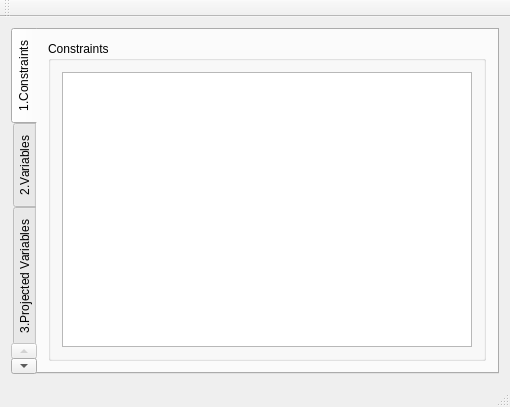
First picture: the form in proj2d_ng.ui, repository msis/proj2D_ng, before the edit.
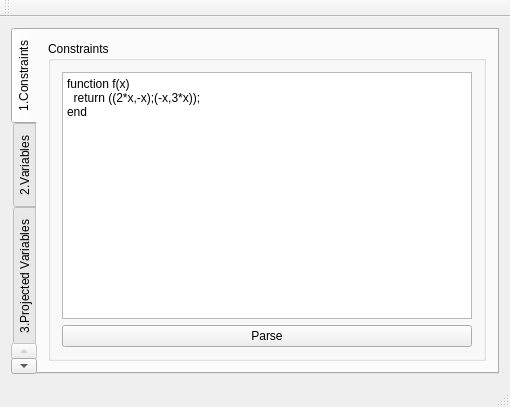
Second picture: the form after the edit.

Commit message: Using Ibex w/ minibex syntax to feed proj2D

```diff
--- a/proj2d_ng.ui
+++ b/proj2d_ng.ui
@@ -38,7 +38,23 @@
           </property>
           <layout class="QVBoxLayout" name="verticalLayout_4">
            <item>
-            <widget class="QPlainTextEdit" name="plainTextContraints"/>
+            <widget class="QPlainTextEdit" name="plainTextContraints">
+             <property name="documentTitle">
+              <string/>
+             </property>
+             <property name="plainText">
+              <string>function f(x)
+  return ((2*x,-x);(-x,3*x));
+end</string>
+             </property>
+            </widget>
+           </item>
+           <item>
+            <widget class="QPushButton" name="parseButton">
+             <property name="text">
+              <string>Parse</string>
+             </property>
+            </widget>
            </item>
           </layout>
          </widget>
```
Left out of the diff: 9 changed lines with no effect on the pictures. The commit also changes 6 other files.
